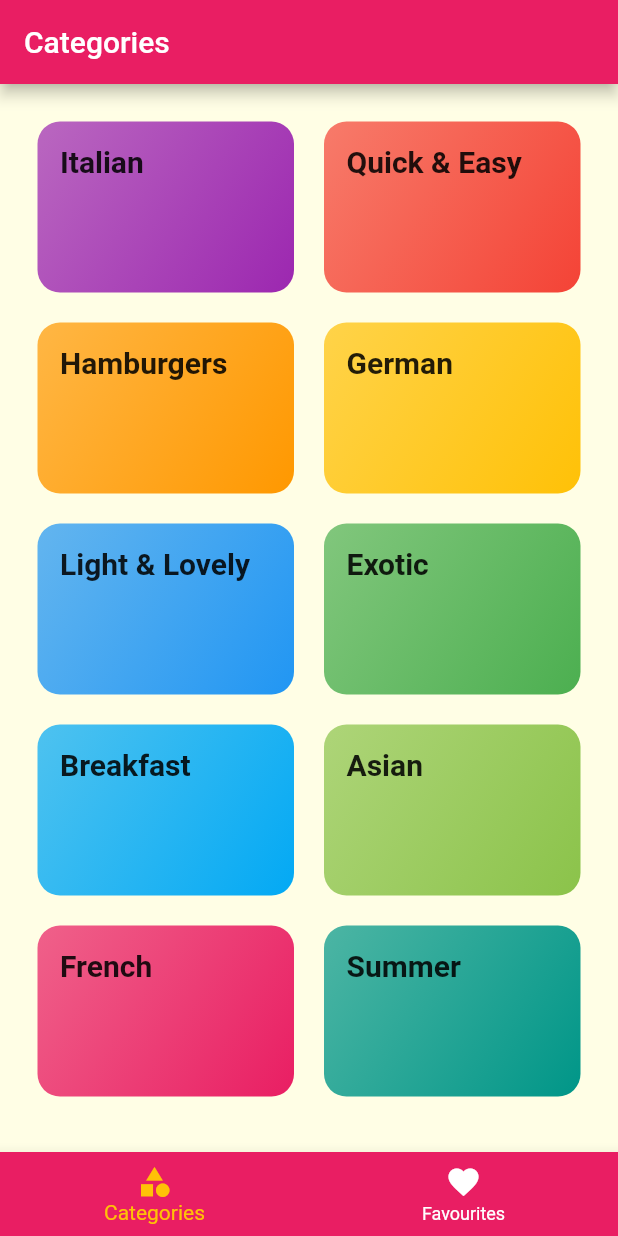
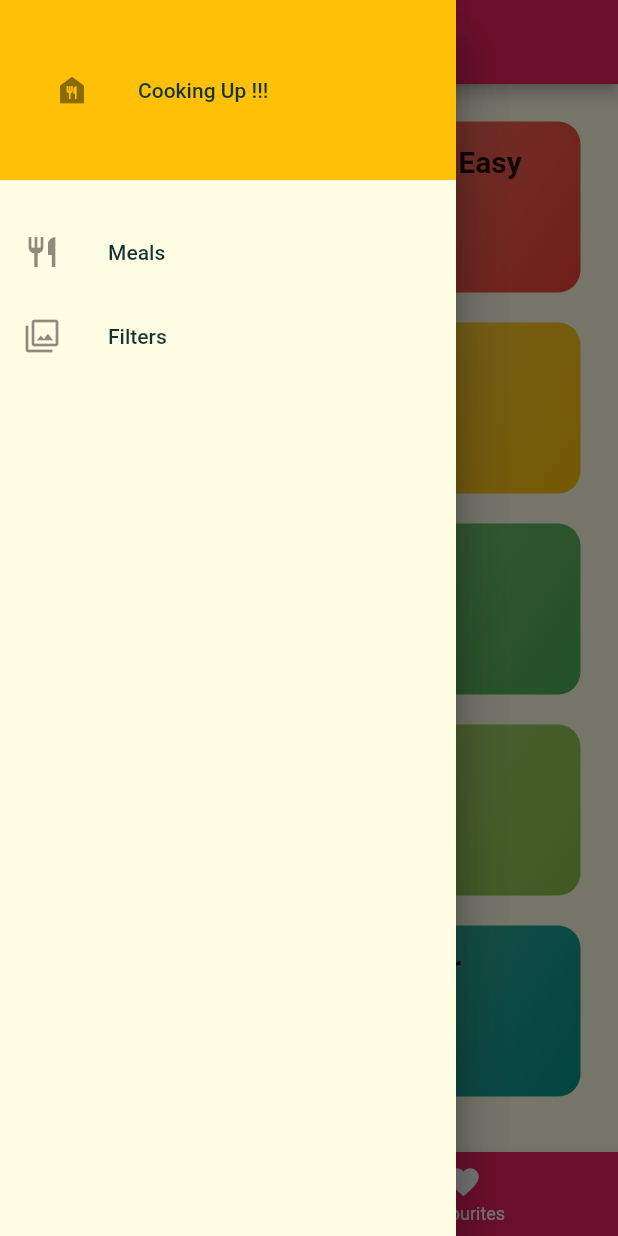
Before and after one commit to akku-aakash/navigation-flutter, a Flutter app: the screen it shows after launch, with the side drawer open (before the commit the screen has no drawer), on a phone screen of 412 x 824 dp. Run offline on Flutter 3.47's test engine with Material 2 defaults, Android fonts, the phone set to English and light mode, and no system bars; Roboto replaces fonts that are missing (Raleway, RobotoCondensed).

```diff
--- a/lib/main.dart
+++ b/lib/main.dart
@@ -1,5 +1,6 @@
 import 'package:flutter/material.dart';
 
+import './screens/filters_screen.dart';
 import './screens/tabs_screen.dart';
 import './screens/meal_detail_screen.dart';
 import './screens/category_meals_screen.dart';
@@ -36,6 +37,7 @@ class MyApp extends StatelessWidget {
         '/': (ctx) => TabsScreen(),
         CategoryMealsScreen.routeName: (ctx) => CategoryMealsScreen(),
         MealDetailScreen.routeName: (ctx) => MealDetailScreen(),
+        '/filter': (ctx) => FilterScreen()
       },
       onGenerateRoute: (setting) {
         print('setting.arguments');
--- a/lib/screens/tabs_screen.dart
+++ b/lib/screens/tabs_screen.dart
@@ -1,6 +1,7 @@
 import 'package:flutter/material.dart';
 import '../screens/favourites_screen.dart';
 import '../screens/category_screen.dart';
+import '../widgets/main_drawer.dart';
 
 class TabsScreen extends StatefulWidget {
   @override
@@ -9,14 +10,8 @@ class TabsScreen extends StatefulWidget {
 
 class _TabsScreenState extends State<TabsScreen> {
   final List<Map<String, Object>> _pages = [
-    {
-      'page': CategoriesScreen(),
-      'title': 'Categories'
-    },
-    {
-      'page': FavouritesScreen(),
-      'title': 'Your Favorites'
-    }
+    {'page': CategoriesScreen(), 'title': 'Categories'},
+    {'page': FavouritesScreen(), 'title': 'Your Favorites'}
   ];
 
   int _selectPageIndex = 0;
@@ -32,6 +27,9 @@ class _TabsScreenState extends State<TabsScreen> {
     return Scaffold(
       appBar: AppBar(
         title: Text(_pages[_selectPageIndex]['title']),
+      ),
+      drawer: Drawer(
+        child: MainDrawer(),
       ),
       body: _pages[_selectPageIndex]['page'],
       bottomNavigationBar: BottomNavigationBar(
--- /dev/null
+++ b/lib/widgets/main_drawer.dart
@@ -0,0 +1,41 @@
+import 'package:flutter/material.dart';
+
+class MainDrawer extends StatelessWidget {
+  @override
+  Widget build(BuildContext context) {
+    return Drawer(
+      child: Column(
+        children: <Widget>[
+          Container(
+            height: 120,
+            width: double.infinity,
+            padding: EdgeInsets.all(20),
+            alignment: Alignment.centerLeft,
+            child: ListTile(
+              leading: Icon(Icons.food_bank),
+              title: Text('Cooking Up !!!'),
+            ),
+            color: Theme.of(context).accentColor,
+          ),
+          SizedBox(
+            height: 20,
+          ),
+          ListTile(
+            leading: Icon(Icons.restaurant),
+            title: Text('Meals'),
+            onTap: () {
+              Navigator.of(context).pushReplacementNamed('/');
+            },
+          ),
+          ListTile(
+            leading: Icon(Icons.filter),
+            title: Text('Filters'),
+            onTap: () {
+              Navigator.of(context).pushReplacementNamed('/filter');
+            },
+          )
+        ],
+      ),
+    );
+  }
+}
```
Also changed, not shown: lib/screens/filters_screen.dart (added, +17 -0 lines).
